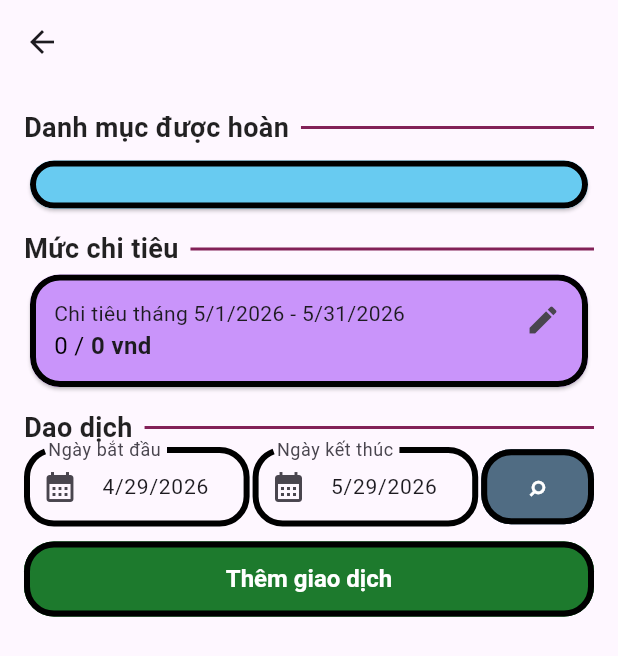
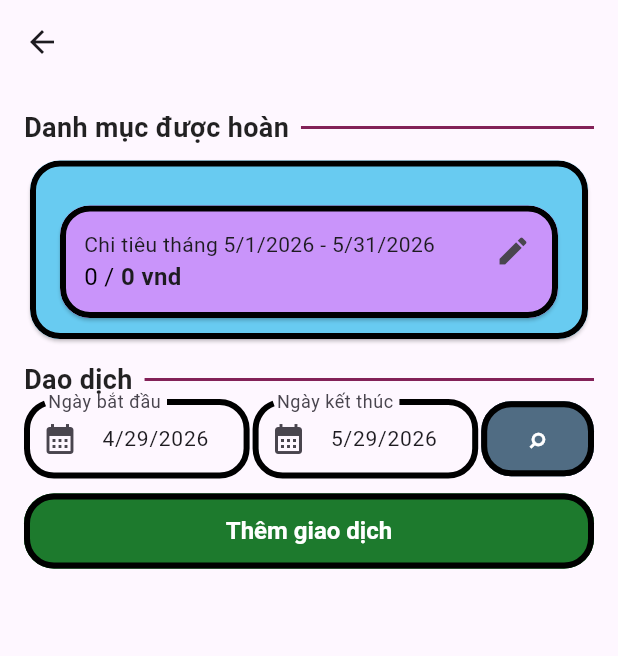
Before and after one commit to Tranbao8396/Credit-Card-Management, a Flutter app: the CardDetailPage screen opened directly with empty values, on a phone screen of 412 x 824 dp. Shown: the top 656 px of the screen. Run offline on Flutter 3.47's test engine with Material 3 defaults, Android fonts, the light colour scheme and no system bars; our stand-ins replace cloud_firestore, firebase_auth, firebase_core, month_picker_dialog; accounts and stored records are empty; generated files the repository leaves out were written again.

Commit message:
update layout

```diff
--- a/lib/src/subpages/card_detail/card_detail_page.dart
+++ b/lib/src/subpages/card_detail/card_detail_page.dart
@@ -38,6 +38,7 @@ class CardDetailPage extends StatelessWidget {
                   LinedTitle(title: 'Danh mục được hoàn'),
                   SizedBox(height: 5),
                   NameCard(
+                    padding: EdgeInsets.fromLTRB(16.0, 16.0, 16.0, 0),
                     cardColor: const Color.fromARGB(255, 104, 203, 241),
                     child: Column(
                       crossAxisAlignment: CrossAxisAlignment.start,
@@ -55,10 +56,7 @@ class CardDetailPage extends StatelessWidget {
                               Text('${item.cashBack.toString()}%'),
                             ],
                           ),
-                      ],
-                    ),
-                  ),
-                  LinedTitle(title: 'Mức chi tiêu'),
+                        SizedBox(height: 10),
                         NameCard(
                           cardColor: const Color.fromARGB(255, 201, 148, 250),
                           onSettingsPressed: () async {
@@ -95,13 +93,20 @@ class CardDetailPage extends StatelessWidget {
                                       color:
                                           state.limitVal != null &&
                                               state.totalSpending != null &&
-                                        state.totalSpending! > state.limitVal!
-                                    ? const Color.fromARGB(255, 202, 43, 32)
+                                              state.totalSpending! >
+                                                  state.limitVal!
+                                          ? const Color.fromARGB(
+                                              255,
+                                              202,
+                                              43,
+                                              32,
+                                            )
                                           : Colors.black,
                                       fontWeight:
                                           state.limitVal != null &&
                                               state.totalSpending != null &&
-                                        state.totalSpending! > state.limitVal!
+                                              state.totalSpending! >
+                                                  state.limitVal!
                                           ? FontWeight.bold
                                           : FontWeight.normal,
                                     ),
@@ -114,6 +119,9 @@ class CardDetailPage extends StatelessWidget {
                                     ),
                                   ),
                                 ],
+                              ),
+                            ],
+                          ),
                         ),
                       ],
                     ),
--- a/lib/src/widgets/name_card.dart
+++ b/lib/src/widgets/name_card.dart
@@ -4,12 +4,14 @@ class NameCard extends StatelessWidget {
   final Widget? child;
   final Color? cardColor;
   final VoidCallback? onSettingsPressed;
+  final EdgeInsetsGeometry? padding;
 
   const NameCard({
     super.key,
     this.child,
     this.cardColor,
     this.onSettingsPressed,
+    this.padding,
   });
 
   @override
@@ -35,7 +37,7 @@ class NameCard extends StatelessWidget {
                 children: [
                   // Nội dung văn bản
                   Padding(
-                    padding: const EdgeInsets.all(16.0),
+                    padding: padding ?? const EdgeInsets.all(16.0),
                     child: Stack(
                       children: [
                         ConstrainedBox(
```
Lines whose indentation alone changed are shown as unchanged.
